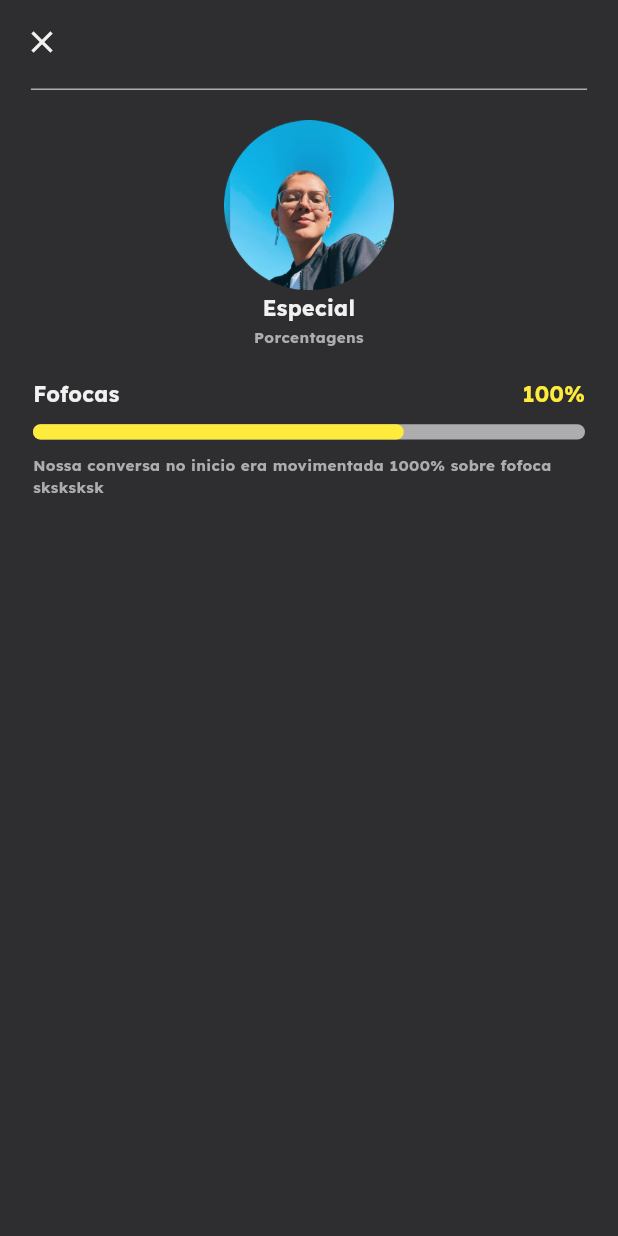
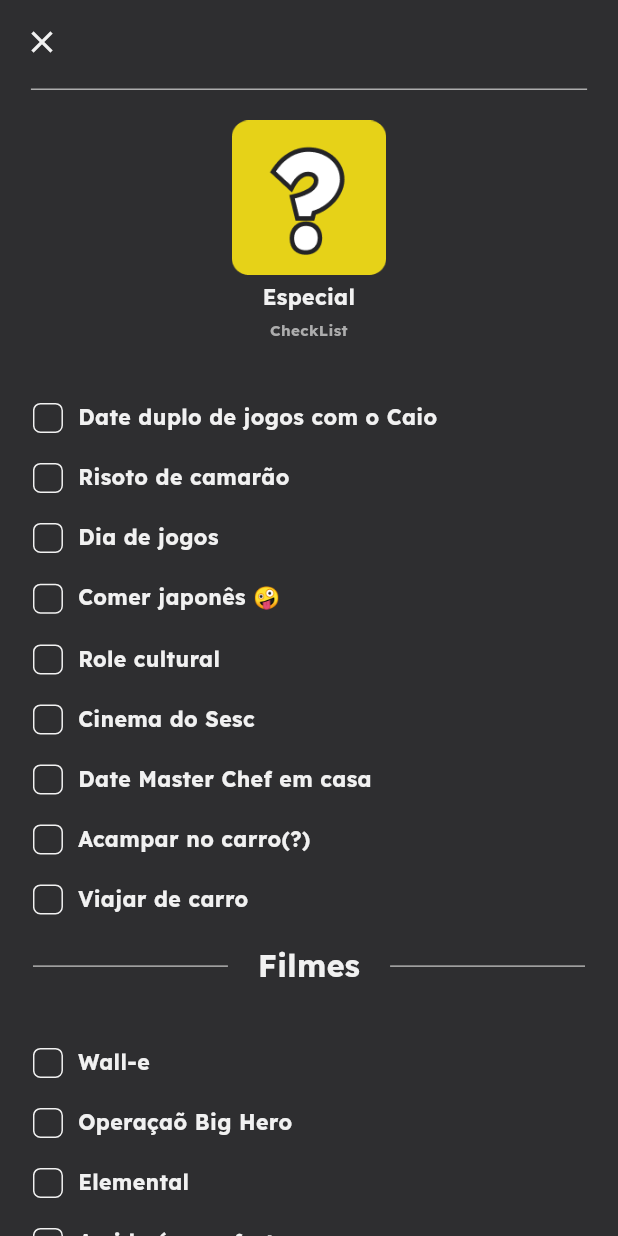
Before and after one commit to vihangel/delivery_kris, a Flutter app: the HomePage screen opened by its route, after a tap on "Especial", on a phone screen of 412 x 824 dp. Run offline on Flutter 3.47's test engine with Material 2 defaults, Android fonts, the phone set to English and light mode, and no system bars; our stand-ins replace audioplayers, bot_toast, cloud_firestore, device_preview, firebase_core, flutter_mobx and 6 more; missing offline and left inert: dart:js; accounts and stored records are empty; generated files the repository leaves out were written again; project files that could hold a hidden picture were left out.

Commit message:
feat: especial cards
pinteres
trocadilhos
porcentagens

```diff
--- a/lib/app/modules/home/home_controller.dart
+++ b/lib/app/modules/home/home_controller.dart
@@ -1,11 +1,9 @@
 import 'dart:convert';
 
 import 'package:flutter/services.dart';
-import 'package:json_annotation/json_annotation.dart';
 import 'package:mobx/mobx.dart';
 
 import '../../data/models/all_data/all_data_model.dart';
-import '../../data/models/story/story_icon_model.dart';
 import '../../data/models/topic/topic_model.dart';
 
 part 'home_controller.g.dart';
--- a/lib/app/modules/home/home_page.dart
+++ b/lib/app/modules/home/home_page.dart
@@ -1,6 +1,8 @@
 import 'package:delivery_kris/app/data/models/information/information_model.dart';
 import 'package:delivery_kris/app/data/models/story/story_icon_model.dart';
 import 'package:delivery_kris/app/data/service/teste_crud.dart';
+import 'package:delivery_kris/app/modules/special_card/checklist.dart';
+import 'package:delivery_kris/app/modules/special_card/pinterest.dart';
 import 'package:delivery_kris/app/modules/special_card/tic_tac_toe.dart/tic_tac_toe.dart';
 import 'package:flutter/material.dart';
 import 'package:flutter_mobx/flutter_mobx.dart';
@@ -97,14 +99,14 @@ class _HomePageState extends State<HomePage> {
             physics: const BouncingScrollPhysics(),
             shrinkWrap: true,
             children: [
-              TextButton(
-                  child: const Text('Teste db collection ticket'),
-                  onPressed: () {
-                    service.testeCrud(
-                        name: "teste maroto",
-                        value: 5,
-                        subTitle: "Essa é uma descrição marota");
-                  }),
+              // TextButton(
+              //     child: const Text('Teste db collection ticket'),
+              //     onPressed: () {
+              //       service.testeCrud(
+              //           name: "teste maroto",
+              //           value: 5,
+              //           subTitle: "Essa é uma descrição marota");
+              //     }),
               SizedBox(
                 height: 20.h,
               ),
@@ -121,33 +123,50 @@ class _HomePageState extends State<HomePage> {
               SizedBox(
                 height: 20.h,
               ),
-              SizedBox(
-                height: 100,
+              Padding(
+                padding: const EdgeInsets.only(bottom: 20.0),
                 child: Row(
+                  mainAxisAlignment: MainAxisAlignment.spaceAround,
                   children: [
                     CardWidget(
                       onTap: () async {
                         Modular.to.push(
                           MaterialPageRoute(
-                            builder: (context) => PercentageCards(
+                            builder: (context) => CheckListEspecial(
                               story: StoryIconModel(InformationModel(),
                                   title: "Especial",
-                                  icon: "kris.png",
-                                  subTitle: "Porcentagens"),
+                                  icon: "coringa.png",
+                                  subTitle: "CheckList"),
                             ),
                           ),
                         );
                       },
-                      icon: 'kris.png',
-                      subTitle: "Porcentagens",
+                      icon: 'coringa.png',
+                      subTitle: "CheckList",
+                      title: "Especial",
+                    ),
+                    CardWidget(
+                      onTap: () async {
+                        Modular.to.push(
+                          MaterialPageRoute(
+                            builder: (context) => PinterestEspecial(
+                              story: StoryIconModel(InformationModel(),
+                                  title: "Especial",
+                                  icon: "coringa.png",
+                                  subTitle: "Pinterest"),
+                            ),
+                          ),
+                        );
+                      },
+                      icon: 'coringa.png',
+                      subTitle: "Pinterest",
                       title: "Especial",
                     ),
                   ],
                 ),
               ),
-              SizedBox(
-                height: 100,
-                child: Row(
+              Row(
+                mainAxisAlignment: MainAxisAlignment.spaceAround,
                 children: [
                   CardWidget(
                     onTap: () async {
@@ -156,18 +175,34 @@ class _HomePageState extends State<HomePage> {
                           builder: (context) => TicTacToeWidget(
                             story: StoryIconModel(InformationModel(),
                                 title: "Especial",
-                                  icon: "kris.png",
+                                icon: "coringa.png",
+                                subTitle: "Jogo da velha"),
+                          ),
+                        ),
+                      );
+                    },
+                    icon: 'coringa.png',
+                    subTitle: "Jogo da velha",
+                    title: "Especial",
+                  ),
+                  CardWidget(
+                    onTap: () async {
+                      Modular.to.push(
+                        MaterialPageRoute(
+                          builder: (context) => PercentageCards(
+                            story: StoryIconModel(InformationModel(),
+                                title: "Especial",
+                                icon: "coringa.png",
                                 subTitle: "Porcentagens"),
                           ),
                         ),
                       );
                     },
-                      icon: 'kris.png',
+                    icon: 'coringa.png',
                     subTitle: "Porcentagens",
                     title: "Especial",
                   ),
                 ],
-                ),
               ),
               Observer(
                 builder: (context) {
@@ -215,7 +250,7 @@ class _HomePageState extends State<HomePage> {
                               padding:
                                   const EdgeInsets.symmetric(horizontal: 10),
                               crossAxisSpacing: 30.w,
-                              mainAxisSpacing: 30.h,
+                              childAspectRatio: 0.8,
                               children: List.generate(
                                 controller.data[topic].infos!.length,
                                 (index) {
--- /dev/null
+++ b/lib/app/modules/special_card/checklist.dart
@@ -0,0 +1,193 @@
+import 'package:delivery_kris/app/data/models/story/story_icon_model.dart';
+import 'package:flutter/material.dart';
+import 'package:flutter_mobx/flutter_mobx.dart';
+import 'package:flutter_modular/flutter_modular.dart';
+import 'package:flutter_screenutil/flutter_screenutil.dart';
+
+import '../../shared/resources/colors.dart';
+import '../../shared/resources/text_style.dart';
+import '../../shared/widget/cards/card_widget.dart';
+
+class CheckListEspecial extends StatelessWidget {
+  final StoryIconModel story;
+  const CheckListEspecial({Key? key, required this.story}) : super(key: key);
+
+  @override
+  Widget build(BuildContext context) {
+    ScrollController scrollController = ScrollController();
+    final size = MediaQuery.of(context).size;
+    return Observer(builder: (context) {
+      return Scaffold(
+        appBar: AppBar(
+          bottom: PreferredSize(
+            preferredSize: const Size.fromHeight(4.0),
+            child: Container(
+              color: ColorsApp.gray,
+              height: 1.0,
+              width: size.width * 0.9,
+            ),
+          ),
+          foregroundColor: ColorsApp.white,
+          backgroundColor: Colors.transparent,
+          elevation: 0,
+          leading: IconButton(
+            onPressed: () {
+              Modular.to.pop();
+            },
+            icon: const Icon(Icons.close),
+          ),
+        ),
+        body: Padding(
+          padding: EdgeInsets.symmetric(horizontal: 20.w),
+          child: SizedBox(
+            height: size.height,
+            child: ListView(
+              controller: scrollController,
+              physics: const BouncingScrollPhysics(),
+              shrinkWrap: true,
+              children: [
+                SizedBox(
+                  height: 20.h,
+                ),
+                CardWidget(
+                  icon: story.icon ?? 'kris.png',
+                  subTitle: story.subTitle ?? '',
+                  title: story.title ?? '',
+                ),
+                SizedBox(
+                  height: 20.h,
+                ),
+                field(
+                  context,
+                  'Date duplo de jogos com o Caio',
+                ),
+                field(
+                  context,
+                  'Risoto de camarão',
+                ),
+                field(
+                  context,
+                  'Dia de jogos',
+                ),
+                field(
+                  context,
+                  'Comer japonês 🤪',
+                ),
+                field(
+                  context,
+                  'Role cultural',
+                ),
+                field(
+                  context,
+                  'Cinema do Sesc',
+                ),
+                field(
+                  context,
+                  'Date Master Chef em casa',
+                ),
+                field(
+                  context,
+                  'Acampar no carro(?)',
+                ),
+                field(
+                  context,
+                  'Viajar de carro',
+                ),
+                Row(
+                  children: [
+                    Expanded(
+                      child: Container(
+                        color: ColorsApp.gray,
+                        height: 1,
+                      ),
+                    ),
+                    Padding(
+                      padding: const EdgeInsets.all(20.0),
+                      child: Text(
+                        "Filmes",
+                        style: TextStyles.title,
+                        textAlign: TextAlign.center,
+                      ),
+                    ),
+                    Expanded(
+                      child: Container(
+                        color: ColorsApp.gray,
+                        height: 1,
+                      ),
+                    ),
+                  ],
+                ),
+                field(
+                  context,
+                  'Wall-e',
+                ),
+                field(
+                  context,
+                  'Operaçaõ Big Hero',
+                ),
+                field(
+                  context,
+                  'Elemental',
+                ),
+                field(
+                  context,
+                  'A vida é uma festa',
+                ),
+                field(
+                  context,
+                  'Detona Ralph',
+                ),
+                Padding(
+                  padding: const EdgeInsets.only(top: 10.0),
+                  child: Text(
+                    "Sim so tem desenho pq eu sou uma criança",
+                    style: TextStyles.subTitleCard,
+                    textAlign: TextAlign.left,
+                  ),
+                ),
+                SizedBox(
+                  height: 50.h,
+                )
+              ],
+            ),
+          ),
+        ),
+      );
+    });
+  }
+
+  Widget field(
+    context,
+    title,
+  ) {
+    return Container(
+      width: MediaQuery.of(context).size.width * 0.9,
+      padding: const EdgeInsets.only(top: 20),
+      child: Column(
+        crossAxisAlignment: CrossAxisAlignment.stretch,
+        children: [
+          Row(
+            mainAxisSize: MainAxisSize.max,
+            mainAxisAlignment: MainAxisAlignment.start,
+            children: [
+              Padding(
+                padding: const EdgeInsets.only(right: 10.0),
+                child: Container(
+                  width: 20,
+                  height: 20,
+                  decoration: BoxDecoration(
+                      border: Border.all(color: ColorsApp.white, width: 1),
+                      borderRadius: BorderRadius.circular(5)),
+                ),
+              ),
+              Text(
+                title,
+                style: TextStyles.titleCard,
+              ),
+            ],
+          ),
+        ],
+      ),
+    );
+  }
+}
--- a/lib/app/shared/widget/cards/card_widget.dart
+++ b/lib/app/shared/widget/cards/card_widget.dart
@@ -23,21 +23,20 @@ class CardWidget extends StatelessWidget {
       child: Column(
         crossAxisAlignment: CrossAxisAlignment.center,
         children: [
-          Expanded(
+          SizedBox(
+              width: MediaQuery.of(context).size.width * 0.25,
+              height: MediaQuery.of(context).size.width * 0.25,
               child: Image.asset(
                 'assets/img/$icon',
                 fit: BoxFit.cover,
               )),
-          SizedBox(
-            height: 2.h,
-          ),
-          Text(
+          Padding(
+            padding: const EdgeInsets.symmetric(vertical: 5.0),
+            child: Text(
               title,
               style: TextStyles.titleCard,
               textAlign: TextAlign.center,
             ),
-          SizedBox(
-            height: 2.h,
           ),
           Text(
             subTitle,
```
Also changed, not shown: assets/json/data.json (+12 -12 lines), lib/app/modules/special_card/percentage_card.dart (+56 -21 lines), lib/app/modules/special_card/pinterest.dart (added, +293 -0 lines), lib/app/modules/story/story_page.dart (+4 -10 lines), assets/img/bingay.jpg (deleted), assets/img/bingay.png (added), assets/img/coringa.png (added), assets/img/jogos.png (added), assets/img/miei.png (added), assets/img/montanha.png (added), assets/img/risoto_icon.png, assets/img/teamo.jpeg (deleted), assets/img/teamo.png (added), 1 other file. Lines whose indentation alone changed are shown as unchanged.
